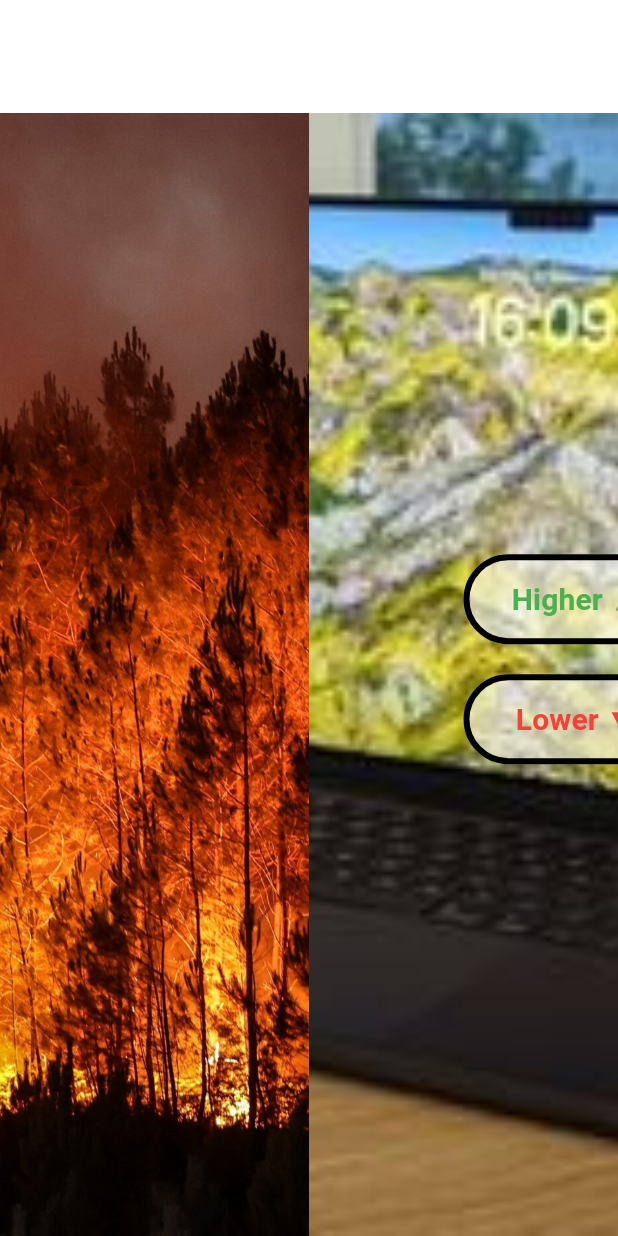
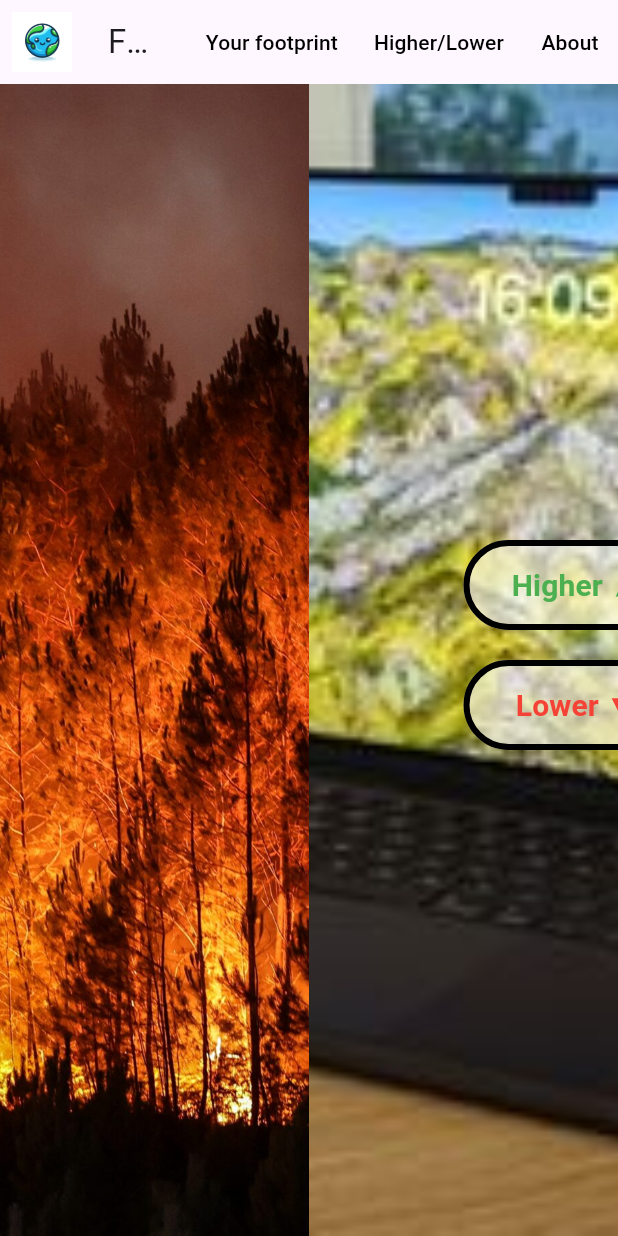
Before and after one commit to tacecapSx/fair-carbon-project, a Flutter app: the screen it shows after launch, after a tap on "Higher / Lower", on a phone screen of 412 x 824 dp. Run offline on Flutter 3.47's test engine with Material 3 defaults, Android fonts, the phone set to English and light mode, and no system bars.

Commit message:
added appbar to all pages

```diff
--- /dev/null
+++ b/lib/custom_widgets.dart
@@ -0,0 +1,24 @@
+import 'package:flutter/material.dart';
+
+class HeaderWidget extends StatelessWidget implements PreferredSizeWidget {
+  const HeaderWidget({super.key});
+
+  @override
+  Size get preferredSize => const Size.fromHeight(kToolbarHeight);
+
+  @override
+  Widget build(BuildContext context) {
+    return AppBar(
+      leading: Padding(
+        padding: const EdgeInsets.all(8.0),
+        child: Image.asset('assets/Logo.png'),
+      ),
+      title: const Text('FOOTPRINT CALCULATOR'),
+      actions: [
+        TextButton(onPressed: () {}, child: const Text('Your footprint', style: TextStyle(color: Colors.black))),
+        TextButton(onPressed: () {}, child: const Text('Higher/Lower', style: TextStyle(color: Colors.black))),
+        TextButton(onPressed: () {}, child: const Text('About', style: TextStyle(color: Colors.black))),
+      ],
+    );
+  }
+}
--- a/lib/higher_lower_page.dart
+++ b/lib/higher_lower_page.dart
@@ -1,4 +1,5 @@
 import 'package:flutter/material.dart';
+import 'custom_widgets.dart';
 
 class HigherLowerPage extends StatelessWidget {
     const HigherLowerPage({super.key});
@@ -8,11 +9,11 @@ class HigherLowerPage extends StatelessWidget {
     double windowHeight = MediaQuery.of(context).size.height;
     double windowWidth = MediaQuery.of(context).size.width;
 
-    return Container(
+    return Scaffold(
 
-    //Display images
-    padding: const EdgeInsets.only(top: 75.0),
-        child: Row(
+      //Display images
+      appBar: const HeaderWidget(),
+      body: Row(
         mainAxisAlignment: MainAxisAlignment.spaceEvenly,
         children: [
             Expanded(
--- a/lib/main.dart
+++ b/lib/main.dart
@@ -1,9 +1,9 @@
+import 'package:carbon_footprint/custom_widgets.dart';
 import 'questionnaire.dart';
 import 'package:flutter/material.dart';
 import 'package:provider/provider.dart';
 import 'async_provider.dart';
 import 'constants.dart';
-
 import 'higher_lower_page.dart';
 
 void main() {
@@ -44,6 +44,7 @@ class HomePageWidgetState extends State<HomePageWidget> {
   @override
   Widget build(BuildContext context) {
     return Scaffold(
+      appBar: const HeaderWidget(),
       body: Center(
         child: Row(
           mainAxisAlignment: MainAxisAlignment.spaceEvenly,
--- a/lib/questionnaire.dart
+++ b/lib/questionnaire.dart
@@ -1,4 +1,5 @@
 import 'package:flutter/material.dart';
+import 'custom_widgets.dart';
 
 class QuestionnairePage extends StatefulWidget {
   const QuestionnairePage({super.key});
@@ -60,18 +61,7 @@ class QuestionnairePageState extends State<QuestionnairePage> {
     final List<String> currentAnswers = _questionnaire[_currentQuestionIndex]['answers'];
 
     return Scaffold(
-      appBar: AppBar(
-        leading: Padding(
-          padding: const EdgeInsets.all(8.0),
-          child: Image.asset('assets/Logo.png'),
-        ),
-        title: const Text('FOOTPRINT CALCULATOR'),
-        actions: [
-          TextButton(onPressed: () {}, child: const Text('Your footprint', style: TextStyle(color: Colors.black))),
-          TextButton(onPressed: () {}, child: const Text('Higher/Lower', style: TextStyle(color: Colors.black))),
-          TextButton(onPressed: () {}, child: const Text('About', style: TextStyle(color: Colors.black))),
-        ],
-      ),
+      appBar: const HeaderWidget(),
       body: Container(
         decoration: const BoxDecoration(
           image: DecorationImage(
```
